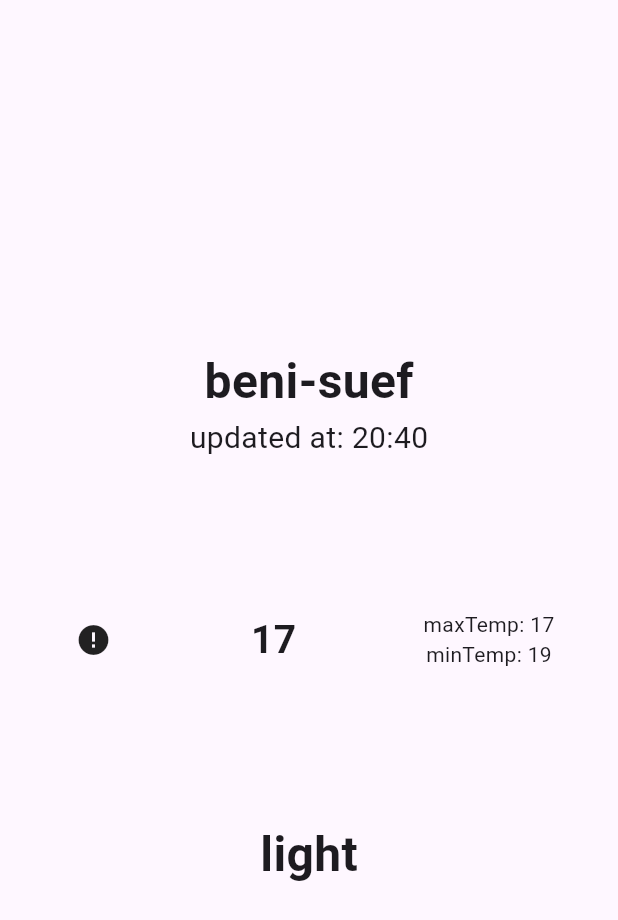
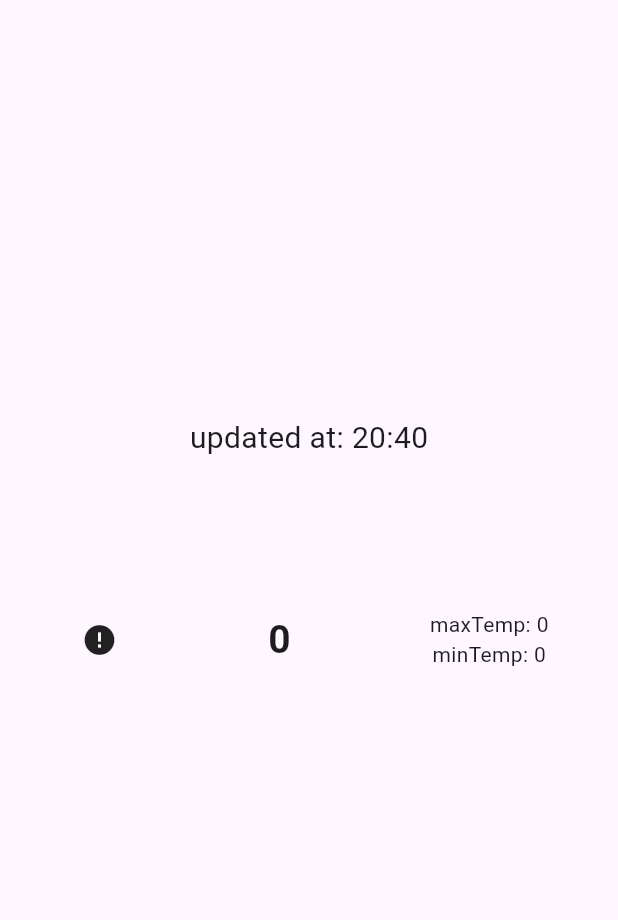
Before and after one commit to RanaAshraf20/weather_app_v2, a Flutter app: the WeatherInfoBody widget shown alone on an empty page, opened directly with empty values, on a phone screen of 412 x 824 dp. Shown: the top 920 px of the screen. Run offline on Flutter 3.47's test engine with Material 3 defaults, Android fonts, the phone set to English and light mode, and no system bars; our stand-ins replace dio, flutter_bloc; network calls fail.

Commit message:
use the data of the weather model

```diff
--- a/lib/widgets/weather_info_body.dart
+++ b/lib/widgets/weather_info_body.dart
@@ -11,9 +11,9 @@ class WeatherInfoBody extends StatelessWidget {
     return Column(
       mainAxisAlignment: MainAxisAlignment.center,
       children: [
-        const Text(
-          'beni-suef',
-          style: TextStyle(fontWeight: FontWeight.bold, fontSize: 32),
+        Text(
+          weatherModel.city,
+          style: const TextStyle(fontWeight: FontWeight.bold, fontSize: 32),
         ),
         const Text(
           'updated at: 20:40',
@@ -29,24 +29,28 @@ class WeatherInfoBody extends StatelessWidget {
               height: 40,
               width: 40,
               child: CachedNetworkImage(
-                imageUrl: "http://via.placeholder.com/350x150",
+                imageUrl: weatherModel.image,
                 placeholder: (context, url) =>
                     const CircularProgressIndicator(),
                 errorWidget: (context, url, error) => const Icon(Icons.error),
               ),
             ),
-            const Text('17',
-                style: TextStyle(fontWeight: FontWeight.bold, fontSize: 26)),
-            const Column(
-              children: [Text('maxTemp: 17'), Text('minTemp: 19')],
+            Text(weatherModel.avgTemp.round().toString(),
+                style:
+                    const TextStyle(fontWeight: FontWeight.bold, fontSize: 26)),
+            Column(
+              children: [
+                Text('maxTemp: ${weatherModel.maxTemp.round()}'),
+                Text('minTemp: ${weatherModel.minTemp.round()}'),
+              ],
             ),
           ],
         ),
         const SizedBox(
           height: 100,
         ),
-        const Text('light',
-            style: TextStyle(fontWeight: FontWeight.bold, fontSize: 32))
+        Text(weatherModel.weatherCondition,
+            style: const TextStyle(fontWeight: FontWeight.bold, fontSize: 32))
       ],
     );
   }
```
